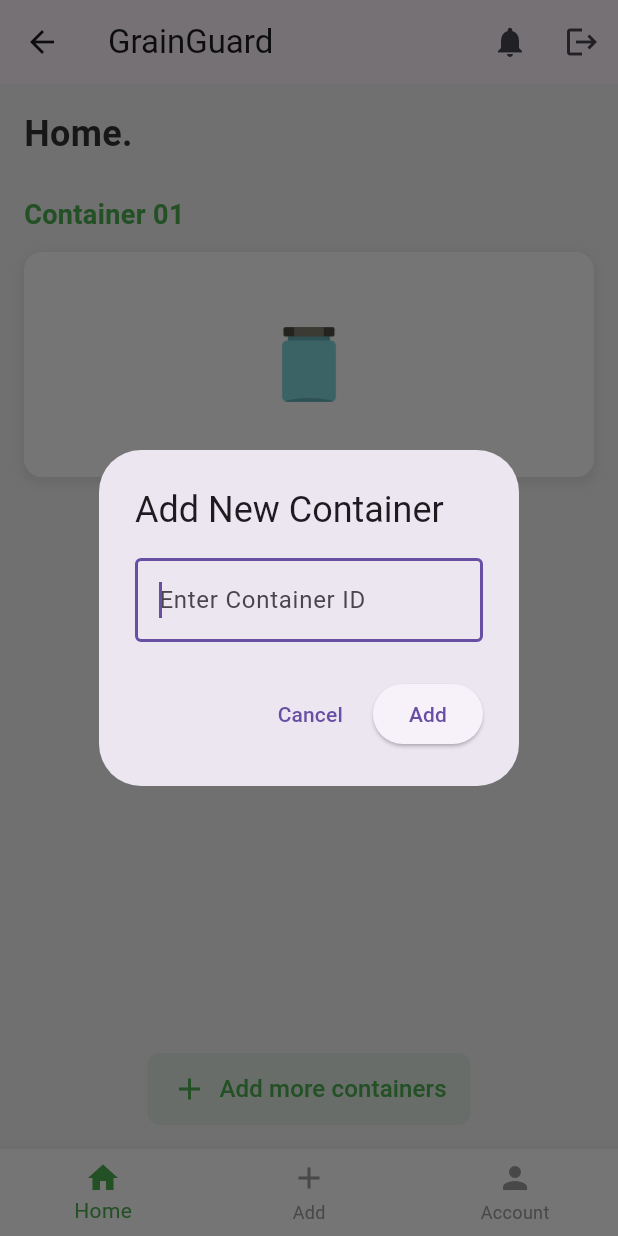
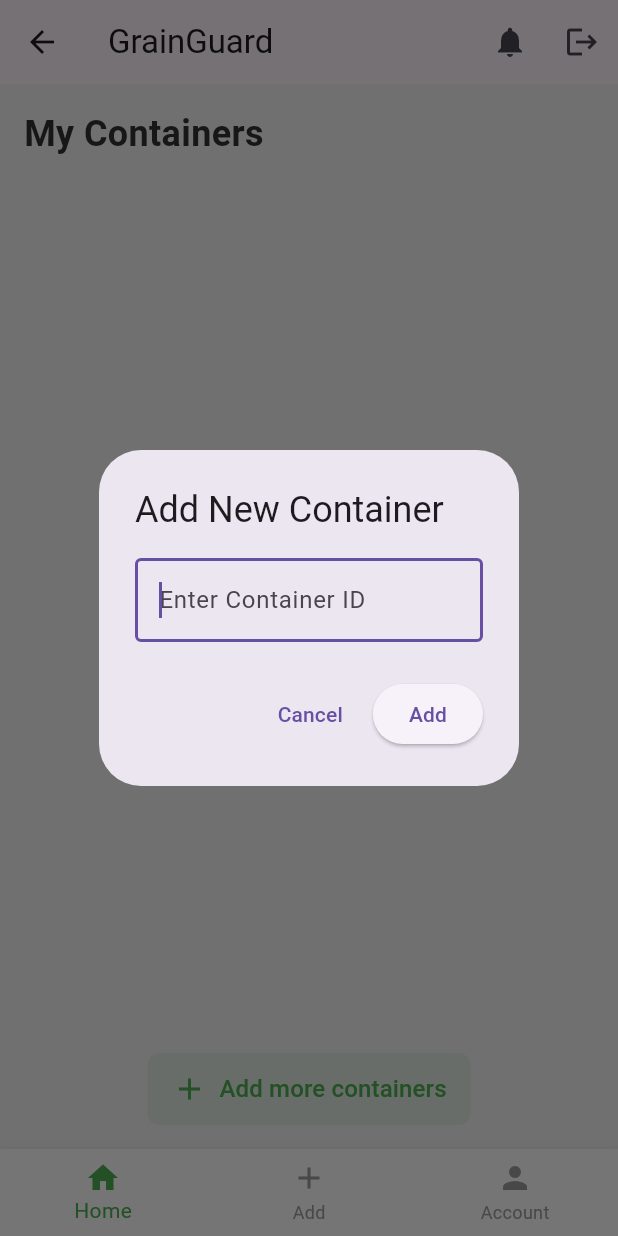
Before and after one commit to SasinduChandupa/Grain_Guard, a Flutter app: the HomeScreen screen opened directly with empty values, after a tap on "Add more containers", on a phone screen of 412 x 824 dp. Run offline on Flutter 3.47's test engine with Material 3 defaults, Android fonts, the phone set to English and light mode, and no system bars; our stand-ins replace cloud_firestore, firebase_core; accounts and stored records are empty.

Commit message:
Login, Register, Container add BE done

```diff
--- a/lib/home.dart
+++ b/lib/home.dart
@@ -1,13 +1,15 @@
 import 'package:flutter/material.dart';
-import 'package:shared_preferences/shared_preferences.dart';
-import 'container.dart'; // Make sure you have this file
+import 'package:cloud_firestore/cloud_firestore.dart';
+import 'container.dart';
 
 class HomeScreen extends StatefulWidget {
   final VoidCallback onLogout;
+  final String userId; // Add userId parameter
 
   const HomeScreen({
     super.key,
     required this.onLogout,
+    required this.userId, // Receive userId
   });
 
   @override
@@ -16,26 +18,32 @@ class HomeScreen extends StatefulWidget {
 
 class _HomeScreenState extends State<HomeScreen> {
   int _selectedIndex = 0;
-  List<String> _containers = [];
   final TextEditingController _containerIdController = TextEditingController();
-  static const String _containersKey = 'saved_containers';
+  final FirebaseFirestore _firestore = FirebaseFirestore.instance;
 
-  @override
-  void initState() {
-    super.initState();
-    _loadContainers();
+  Future<List<String>> _getUserContainers() async {
+    final doc = await _firestore.collection('users').doc(widget.userId).get();
+    if (doc.exists) {
+      final data = doc.data() as Map<String, dynamic>;
+      return List<String>.from(data['containers'] ?? []);
+    }
+    return [];
   }
 
-  Future<void> _loadContainers() async {
-    final prefs = await SharedPreferences.getInstance();
-    setState(() {
-      _containers = prefs.getStringList(_containersKey) ?? ['Container 01'];
+  Future<void> _saveContainer(String containerId) async {
+    final containers = await _getUserContainers();
+    containers.add(containerId);
+
+    await _firestore.collection('users').doc(widget.userId).update({
+      'containers': FieldValue.arrayUnion([containerId]),
+      'updatedAt': FieldValue.serverTimestamp(),
     });
   }
 
-  Future<void> _saveContainers() async {
-    final prefs = await SharedPreferences.getInstance();
-    await prefs.setStringList(_containersKey, _containers);
+  Future<void> _deleteContainer(String containerId) async {
+    await _firestore.collection('users').doc(widget.userId).update({
+      'containers': FieldValue.arrayRemove([containerId]),
+    });
   }
 
   void _onItemTapped(int index) {
@@ -73,14 +81,14 @@ class _HomeScreenState extends State<HomeScreen> {
             ),
             ElevatedButton(
               child: const Text('Add'),
-              onPressed: () {
+              onPressed: () async {
                 if (_containerIdController.text.isNotEmpty) {
-                  setState(() {
-                    _containers.add('Container ${_containerIdController.text}');
+                  await _saveContainer(_containerIdController.text);
                   _containerIdController.clear();
-                    _saveContainers();
-                  });
+                  if (mounted) {
                     Navigator.of(context).pop();
+                    setState(() {}); // Refresh UI
+                  }
                 }
               },
             ),
@@ -88,13 +96,6 @@ class _HomeScreenState extends State<HomeScreen> {
         );
       },
     );
-  }
-
-  void _deleteContainer(int index) {
-    setState(() {
-      _containers.removeAt(index);
-      _saveContainers();
-    });
   }
 
   @override
@@ -125,7 +126,7 @@ class _HomeScreenState extends State<HomeScreen> {
           crossAxisAlignment: CrossAxisAlignment.start,
           children: [
             const Text(
-              'Home.',
+              'My Containers',
               style: TextStyle(
                 fontSize: 24,
                 fontWeight: FontWeight.bold,
@@ -135,9 +136,29 @@ class _HomeScreenState extends State<HomeScreen> {
             const SizedBox(height: 24),
 
             Expanded(
-              child: ListView.builder(
-                itemCount: _containers.length,
+              child: StreamBuilder<DocumentSnapshot>(
+                stream: _firestore.collection('users').doc(widget.userId).snapshots(),
+                builder: (context, snapshot) {
+                  if (snapshot.hasError) {
+                    return const Center(child: Text('Error loading containers'));
+                  }
+
+                  if (snapshot.connectionState == ConnectionState.waiting) {
+                    return const Center(child: CircularProgressIndicator());
+                  }
+
+                  final containers = List<String>.from(
+                    (snapshot.data?.data() as Map<String, dynamic>?)?['containers'] ?? []
+                  );
+
+                  if (containers.isEmpty) {
+                    return const Center(child: Text('No containers added yet'));
+                  }
+
+                  return ListView.builder(
+                    itemCount: containers.length,
                     itemBuilder: (context, index) {
+                      final containerId = containers[index];
                       return Column(
                         crossAxisAlignment: CrossAxisAlignment.start,
                         children: [
@@ -145,17 +166,18 @@ class _HomeScreenState extends State<HomeScreen> {
                             mainAxisAlignment: MainAxisAlignment.spaceBetween,
                             children: [
                               Text(
-                            _containers[index],
+                                containerId,
                                 style: const TextStyle(
                                   fontSize: 18,
                                   fontWeight: FontWeight.bold,
                                   color: Color(0xFF4CAF50),
                                 ),
                               ),
-                          if (_containers.length > 1)
                               IconButton(
                                 icon: const Icon(Icons.delete, color: Colors.red),
-                              onPressed: () => _deleteContainer(index),
+                                onPressed: () async {
+                                  await _deleteContainer(containerId);
+                                },
                               ),
                             ],
                           ),
@@ -165,7 +187,8 @@ class _HomeScreenState extends State<HomeScreen> {
                               Navigator.push(
                                 context,
                                 MaterialPageRoute(
-                              builder: (context) => ContainerScreen(containerName: _containers[index]),
+                                  builder: (context) =>
+                                    ContainerScreen(containerName: containerId),
                                 ),
                               );
                             },
@@ -201,6 +224,8 @@ class _HomeScreenState extends State<HomeScreen> {
                             ),
                           ),
                         ],
+                      );
+                    },
                   );
                 },
               ),
```
Also changed, not shown: lib/main.dart (+62 -11 lines), lib/register.dart (+24 -4 lines), pubspec.yaml (+5 -3 lines), pubspec.lock, 3 other files. Lines whose indentation alone changed are shown as unchanged.
